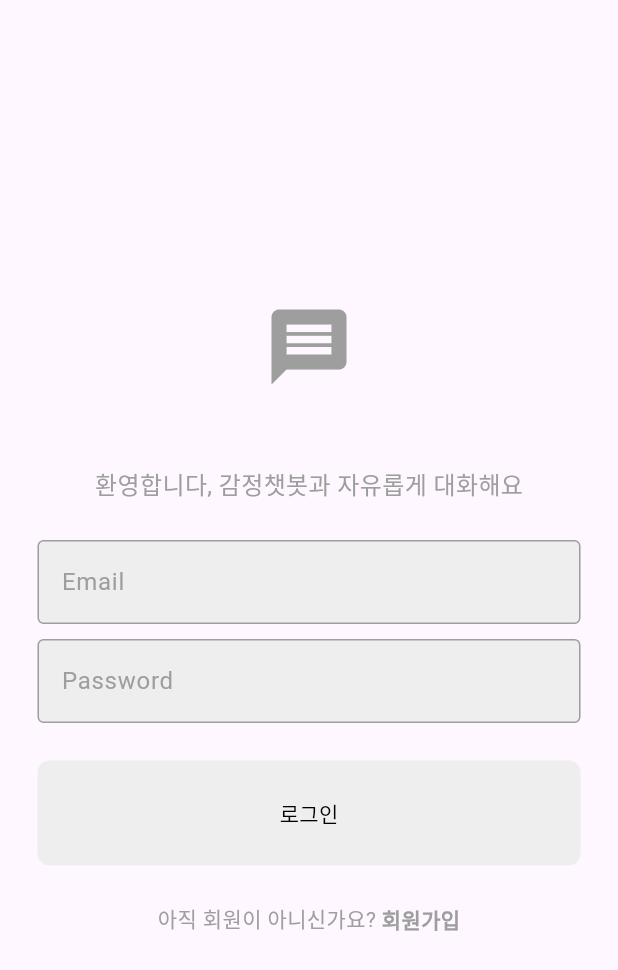
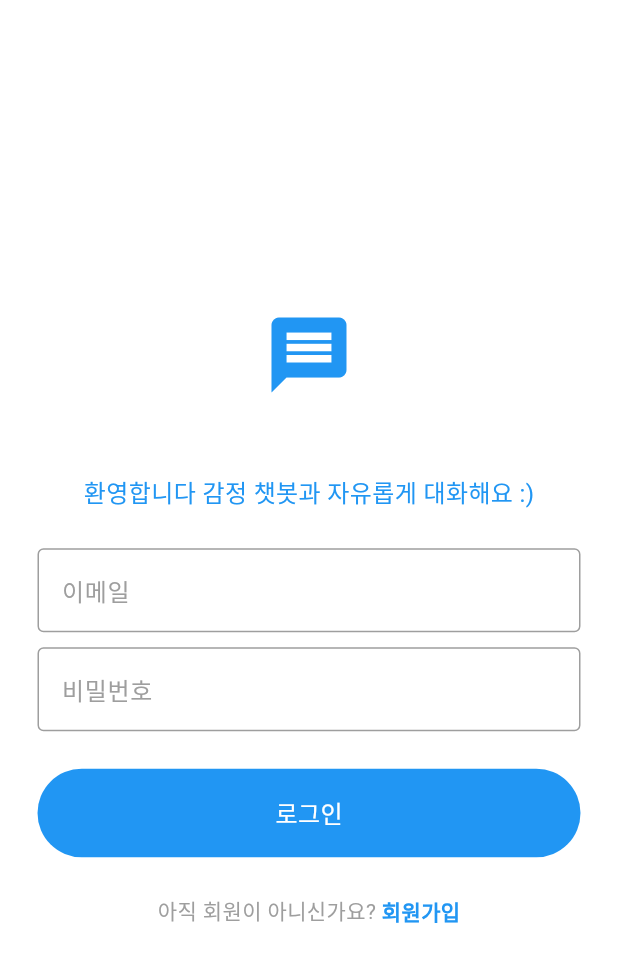
Before and after one commit to Time-Travel-Partition/emotion_chat, a Flutter app: the screen it shows after launch, on a phone screen of 412 x 824 dp. Shown: the top 970 px of the screen. Run offline on Flutter 3.47's test engine with Material 3 defaults, Android fonts, the phone set to English and light mode, and no system bars; our stand-ins replace cloud_firestore, firebase_auth, firebase_core, image_picker; accounts and stored records are empty.

Commit message:
design: 로그인 & 회원가입 화면 색상 수정

```diff
--- a/lib/main.dart
+++ b/lib/main.dart
@@ -1,5 +1,6 @@
 import 'package:emotion_chat/services/auth/auth_gate.dart';
 import 'package:emotion_chat/services/auth/auth_service.dart';
+import 'package:emotion_chat/themes/light_mode.dart';
 import 'package:flutter/material.dart';
 import 'package:firebase_core/firebase_core.dart';
 import 'package:provider/provider.dart';
@@ -26,12 +27,14 @@ class App extends StatelessWidget {
   Widget build(BuildContext context) {
     return GestureDetector(
       onTap: () {
-        FocusManager.instance.primaryFocus?.unfocus(); // 키보드 닫기 이벤트
+        // 바깥을 터치하면 키보드 닫음
+        FocusManager.instance.primaryFocus?.unfocus();
       },
-      child: const MaterialApp(
-          debugShowCheckedModeBanner: false, // dev/jaeho => 추가
-          home: AuthGate() // main : Landing(), dev/jaeho : AuthGate()
-          ),
+      child: MaterialApp(
+        theme: lightMode,
+        debugShowCheckedModeBanner: false, // dev/jaeho => 추가
+        home: const AuthGate(),
+      ),
     );
   }
 }
--- a/lib/screens/auth/login_page.dart
+++ b/lib/screens/auth/login_page.dart
@@ -1,6 +1,6 @@
 import 'package:emotion_chat/services/auth/auth_service.dart';
-import 'package:emotion_chat/widgets/my_button.dart';
-import 'package:emotion_chat/widgets/my_textfield.dart';
+import 'package:emotion_chat/widgets/auth_button.dart';
+import 'package:emotion_chat/widgets/auth_textfield.dart';
 import 'package:emotion_chat/themes/light_mode.dart';
 import 'package:flutter/material.dart';
 
@@ -25,10 +25,11 @@ class LoginPage extends StatelessWidget {
           _emailController.text, _pwController.text);
     } catch (e) {
       showDialog(
-          context: context,
-          builder: (context) => AlertDialog(
-                title: Text(e.toString()),
-              ));
+        context: context,
+        builder: (context) => AlertDialog(
+          title: Text(e.toString()),
+        ),
+      );
     }
 
     // catch any errors
@@ -44,67 +45,67 @@ class LoginPage extends StatelessWidget {
           mainAxisAlignment: MainAxisAlignment.center,
           children: [
             //logo
-            Icon(Icons.message,
-                size: 60,
-                // color: Theme.of(context).primaryColor,
-                color: Colors.grey.shade500),
-
+            Icon(
+              Icons.message,
+              size: 60,
+              color: Theme.of(context).primaryColor,
+            ),
             const SizedBox(
               height: 50,
             ),
 
             // welcom back message
             Text(
-              "환영합니다, 감정챗봇과 자유롭게 대화해요",
+              '환영합니다 감정 챗봇과 자유롭게 대화해요 :)',
               style: TextStyle(
-                //color: Theme.of(context).colorScheme.primary,
-                color: Colors.grey.shade500,
+                color: Theme.of(context).colorScheme.primary,
                 fontSize: 16,
               ),
             ),
+            const SizedBox(height: 25),
 
-            const SizedBox(height: 25),
             // email textfield
-            MyTextField(
-              hintText: "Email",
+            AuthTextField(
+              hintText: '이메일',
               obscureText: false,
               controller: _emailController,
             ),
             const SizedBox(height: 10),
 
             // pw textfield
-            MyTextField(
-              hintText: "Password",
+            AuthTextField(
+              hintText: '비밀번호',
               obscureText: true,
               controller: _pwController,
             ),
-
             const SizedBox(height: 25),
 
             // login button
-            MyButton(text: "로그인", onTap: () => login(context)),
-
+            AuthButton(
+              text: '로그인',
+              onTap: () => login(context),
+            ),
             const SizedBox(height: 25),
 
             // register now
             Row(
               mainAxisAlignment: MainAxisAlignment.center,
+              crossAxisAlignment: CrossAxisAlignment.end,
               children: [
                 Text(
-                  "아직 회원이 아니신가요? ",
+                  '아직 회원이 아니신가요? ',
                   style: TextStyle(
-                    // color: Theme.of(context).colorScheme.primary
-                    color: Colors.grey.shade500,
+                    color: Theme.of(context).colorScheme.inversePrimary,
                   ),
                 ),
                 GestureDetector(
                   onTap: onTap,
                   child: Text(
-                    "회원가입",
+                    '회원가입',
                     style: TextStyle(
-                        fontWeight: FontWeight.bold,
-                        // color: Theme.of(context).colorScheme.primary),
-                        color: Colors.grey.shade500),
+                      fontWeight: FontWeight.bold,
+                      color: Theme.of(context).colorScheme.primary,
+                    ),
                   ),
                 )
               ],
--- a/lib/services/chat/emotion_details_service.dart
+++ b/lib/services/chat/emotion_details_service.dart
@@ -25,7 +25,7 @@ class EmotionDetailsService {
     String chatRoomID = ids.join('_');
 
     await _firestore
-        .collection('chat_rooms')
+        .collection('ChatRooms')
         .doc(chatRoomID)
         .collection('EmotionDetails')
         .doc()
--- a/lib/themes/light_mode.dart
+++ b/lib/themes/light_mode.dart
@@ -2,9 +2,10 @@ import 'package:flutter/material.dart';
 
 ThemeData lightMode = ThemeData(
   colorScheme: ColorScheme.light(
-      background: Colors.grey.shade300,
-      primary: Colors.grey.shade500,
-      secondary: Colors.grey.shade200,
-      tertiary: Colors.grey.shade500,
-      inversePrimary: Colors.grey.shade900),
+    background: Colors.white,
+    primary: Colors.blue,
+    secondary: Colors.blue.shade700,
+    tertiary: Colors.blue.shade200,
+    inversePrimary: Colors.grey,
+  ),
 );
--- /dev/null
+++ b/lib/widgets/auth_button.dart
@@ -0,0 +1,32 @@
+import 'package:flutter/material.dart';
+
+class AuthButton extends StatelessWidget {
+  final void Function()? onTap;
+  final String text;
+
+  const AuthButton({super.key, required this.text, required this.onTap});
+
+  @override
+  Widget build(BuildContext context) {
+    return GestureDetector(
+      onTap: onTap,
+      child: Container(
+        decoration: BoxDecoration(
+          color: Theme.of(context).colorScheme.primary,
+          borderRadius: BorderRadius.circular(50),
+        ),
+        padding: const EdgeInsets.all(18),
+        margin: const EdgeInsets.symmetric(horizontal: 25),
+        child: Center(
+          child: Text(
+            text,
+            style: TextStyle(
+              color: Theme.of(context).colorScheme.background,
+              fontSize: 16,
+            ),
+          ),
+        ),
+      ),
+    );
+  }
+}
--- a/lib/widgets/my_textfield.dart
+++ b/lib/widgets/auth_textfield.dart
@@ -1,11 +1,11 @@
 import 'package:flutter/material.dart';
 
-class MyTextField extends StatelessWidget {
+class AuthTextField extends StatelessWidget {
   final String hintText; // final var은 반드시 초기화 되어야함
   final bool obscureText;
   final TextEditingController controller;
 
-  const MyTextField({
+  const AuthTextField({
     super.key,
     required this.hintText,
     required this.obscureText,
@@ -22,23 +22,19 @@ class MyTextField extends StatelessWidget {
         decoration: InputDecoration(
           enabledBorder: OutlineInputBorder(
             borderSide: BorderSide(
-              // color: Theme.of(context).colorScheme.primary
-              color: Colors.grey.shade500,
+              color: Theme.of(context).colorScheme.inversePrimary,
             ),
           ),
           focusedBorder: OutlineInputBorder(
             borderSide: BorderSide(
-              // color: Theme.of(context).colorScheme.primary
-              color: Colors.grey.shade500,
+              color: Theme.of(context).colorScheme.primary,
             ),
           ),
-          // fillColor: Theme.of(context).colorScheme.secondary,
-          fillColor: Colors.grey.shade200,
+          fillColor: Theme.of(context).colorScheme.background,
           filled: true,
           hintText: hintText,
           hintStyle: TextStyle(
-            // color: Theme.of(context).colorScheme.primary
-            color: Colors.grey.shade500,
+            color: Theme.of(context).colorScheme.inversePrimary,
           ),
         ),
       ),
--- a/lib/widgets/my_button.dart
+++ /dev/null
@@ -1,23 +0,0 @@
-import 'package:flutter/material.dart';
-
-class MyButton extends StatelessWidget {
-  final void Function()? onTap;
-  final String text;
-
-  const MyButton({super.key, required this.text, required this.onTap});
-
-  @override
-  Widget build(BuildContext context) {
-    return GestureDetector(
-      onTap: onTap,
-      child: Container(
-        decoration: BoxDecoration(
-            color: Theme.of(context).colorScheme.secondary,
-            borderRadius: BorderRadius.circular(8)),
-        padding: const EdgeInsets.all(25),
-        margin: const EdgeInsets.symmetric(horizontal: 25),
-        child: Center(child: Text(text)),
-      ),
-    );
-  }
-}
```
Also changed, not shown: lib/screens/auth/register_page.dart (+38 -29 lines), lib/screens/main/chat_tab/chat_page.dart (+7 -7 lines), lib/services/chat/chat_service.dart (+6 -6 lines).
